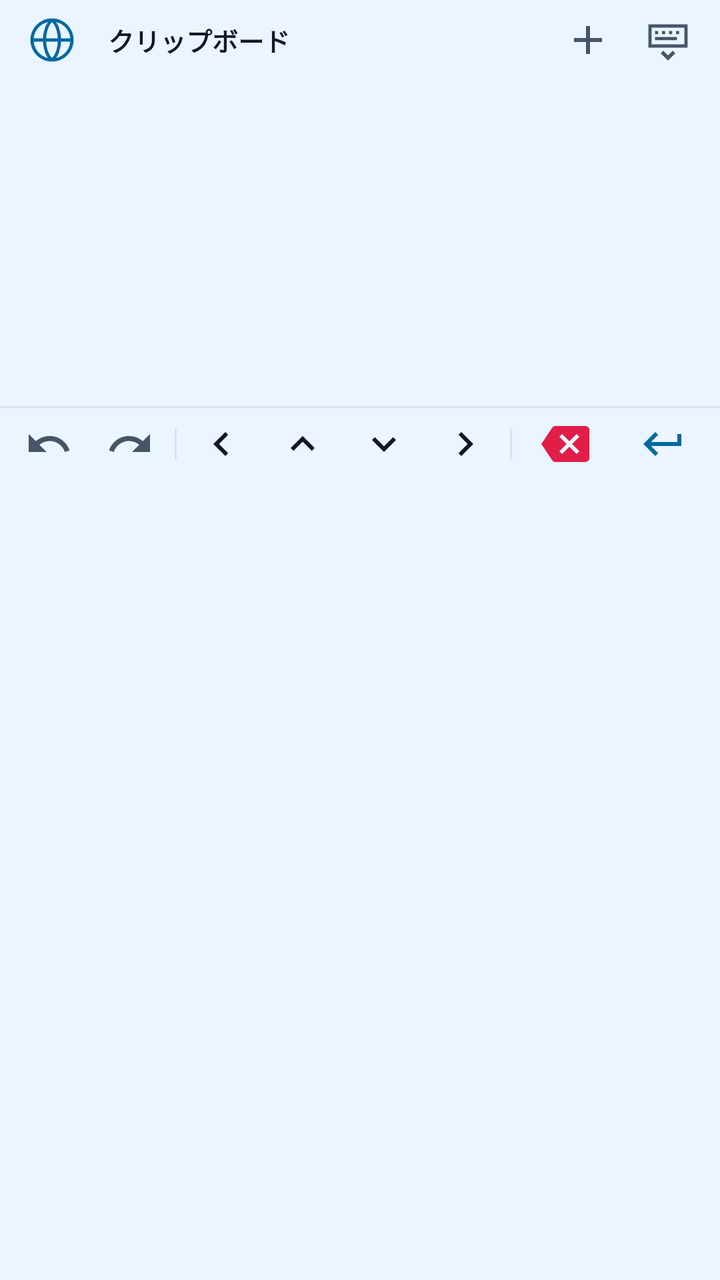
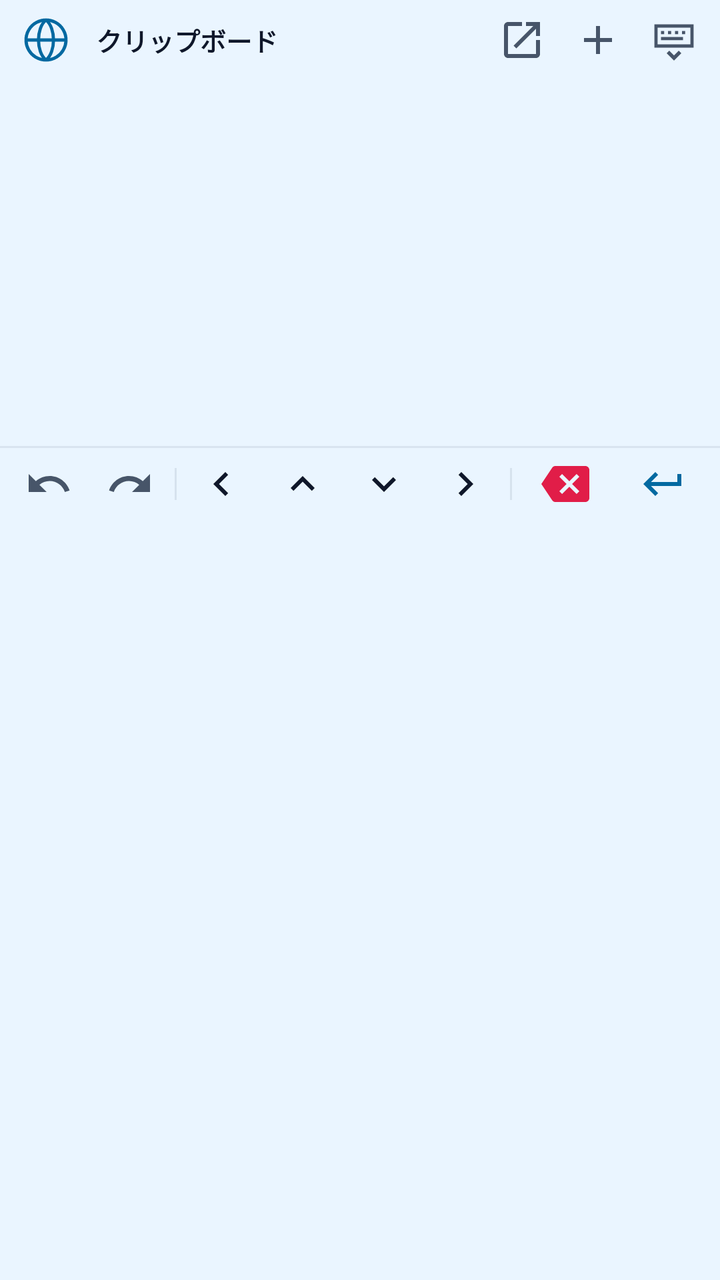

Two renders of the same Android screen: before a commit and after it. Below are the layout's source before the change and the commit's diff.
<!-- AndroidManifest.xml: application theme Theme.ClipKeyboard -->
<!-- res/layout/ime_keyboard_view.xml -->
<?xml version="1.0" encoding="utf-8"?>
<FrameLayout xmlns:android="http://schemas.android.com/apk/res/android"
    android:id="@+id/ime_root"
    android:layout_width="match_parent"
    android:layout_height="240dp">

    <LinearLayout
        android:id="@+id/ime_content_container"
        android:layout_width="match_parent"
        android:layout_height="240dp"
        android:orientation="vertical">

        
        <LinearLayout
            android:id="@+id/ime_header"
            android:layout_width="match_parent"
            android:layout_height="40dp"
            android:gravity="center_vertical"
            android:paddingHorizontal="6dp">

            <ImageButton
                android:id="@+id/btn_switch_ime"
                android:layout_width="40dp"
                android:layout_height="40dp"
                android:background="?attr/selectableItemBackgroundBorderless"
                android:contentDescription="前のキーボードに戻る"
                android:padding="9dp"
                android:src="@drawable/ic_language_24"
                android:tint="#0369A1" />

            <TextView
                android:id="@+id/text_ime_title"
                android:layout_width="0dp"
                android:layout_height="wrap_content"
                android:layout_weight="1"
                android:paddingHorizontal="8dp"
                android:text="クリップボード"
                android:textColor="#0F172A"
                android:textSize="13sp"
                android:textStyle="bold" />

            <TextView
                android:id="@+id/text_count"
                android:layout_width="wrap_content"
                android:layout_height="wrap_content"
                android:layout_marginEnd="6dp"
                android:textColor="#64748B"
                android:textSize="11sp" />

            <ImageButton
                android:id="@+id/btn_quick_add"
                android:layout_width="40dp"
                android:layout_height="40dp"
                android:background="?attr/selectableItemBackgroundBorderless"
                android:contentDescription="定型文を作成"
                android:padding="9dp"
                android:src="@drawable/ic_add_24"
                android:tint="#475569" />

            <ImageButton
                android:id="@+id/btn_close_keyboard"
                android:layout_width="40dp"
                android:layout_height="40dp"
                android:background="?attr/selectableItemBackgroundBorderless"
                android:contentDescription="キーボードを閉じる"
                android:padding="9dp"
                android:src="@drawable/ic_keyboard_hide_24"
                android:tint="#475569" />
        </LinearLayout>

        <View
            android:id="@+id/header_shadow"
            android:layout_width="match_parent"
            android:layout_height="2dp" />

        
        <androidx.recyclerview.widget.RecyclerView
            android:id="@+id/recycler_clips"
            android:layout_width="match_parent"
            android:layout_height="0dp"
            android:layout_weight="1"
            android:clipToPadding="false"
            android:overScrollMode="never"
            android:paddingVertical="2dp" />

        <TextView
            android:id="@+id/text_empty"
            android:layout_width="match_parent"
            android:layout_height="0dp"
            android:layout_weight="1"
            android:gravity="center"
            android:padding="16dp"
            android:text="コピーしたテキストや画像がここに並びます。\n右上の「＋」から定型文も追加できます。"
            android:textColor="#64748B"
            android:textSize="12sp"
            android:visibility="gone" />

        <View
            android:id="@+id/footer_shadow"
            android:layout_width="match_parent"
            android:layout_height="1dp"
            android:background="#2064748B" />

        
        <LinearLayout
            android:id="@+id/ime_edit_bar"
            android:layout_width="match_parent"
            android:layout_height="36dp"
            android:gravity="center_vertical"
            android:orientation="horizontal"
            android:paddingHorizontal="4dp">

            <ImageButton
                android:id="@+id/btn_undo"
                android:layout_width="0dp"
                android:layout_height="36dp"
                android:layout_weight="1"
                android:background="?attr/selectableItemBackgroundBorderless"
                android:contentDescription="元に戻す"
                android:padding="7dp"
                android:src="@drawable/ic_undo_24"
                android:tint="#475569" />

            <ImageButton
                android:id="@+id/btn_redo"
                android:layout_width="0dp"
                android:layout_height="36dp"
                android:layout_weight="1"
                android:background="?attr/selectableItemBackgroundBorderless"
                android:contentDescription="やり直す"
                android:padding="7dp"
                android:src="@drawable/ic_redo_24"
                android:tint="#475569" />

            <View
                android:layout_width="1dp"
                android:layout_height="16dp"
                android:layout_marginHorizontal="2dp"
                android:background="#2664748B" />

            <ImageButton
                android:id="@+id/btn_dpad_left"
                android:layout_width="0dp"
                android:layout_height="36dp"
                android:layout_weight="1"
                android:background="?attr/selectableItemBackgroundBorderless"
                android:contentDescription="左へ移動"
                android:padding="6dp"
                android:src="@drawable/ic_arrow_left_24"
                android:tint="#0F172A" />

            <ImageButton
                android:id="@+id/btn_dpad_up"
                android:layout_width="0dp"
                android:layout_height="36dp"
                android:layout_weight="1"
                android:background="?attr/selectableItemBackgroundBorderless"
                android:contentDescription="上へ移動"
                android:padding="6dp"
                android:src="@drawable/ic_arrow_up_24"
                android:tint="#0F172A" />

            <ImageButton
                android:id="@+id/btn_dpad_down"
                android:layout_width="0dp"
                android:layout_height="36dp"
                android:layout_weight="1"
                android:background="?attr/selectableItemBackgroundBorderless"
                android:contentDescription="下へ移動"
                android:padding="6dp"
                android:src="@drawable/ic_arrow_down_24"
                android:tint="#0F172A" />

            <ImageButton
                android:id="@+id/btn_dpad_right"
                android:layout_width="0dp"
                android:layout_height="36dp"
                android:layout_weight="1"
                android:background="?attr/selectableItemBackgroundBorderless"
                android:contentDescription="右へ移動"
                android:padding="6dp"
                android:src="@drawable/ic_arrow_right_24"
                android:tint="#0F172A" />

            <View
                android:layout_width="1dp"
                android:layout_height="16dp"
                android:layout_marginHorizontal="2dp"
                android:background="#2664748B" />

            <ImageButton
                android:id="@+id/btn_backspace"
                android:layout_width="0dp"
                android:layout_height="36dp"
                android:layout_weight="1.2"
                android:background="?attr/selectableItemBackgroundBorderless"
                android:contentDescription="1文字削除"
                android:padding="7dp"
                android:src="@drawable/ic_backspace_24"
                android:tint="#E11D48" />

            <ImageButton
                android:id="@+id/btn_enter"
                android:layout_width="0dp"
                android:layout_height="36dp"
                android:layout_weight="1.2"
                android:background="?attr/selectableItemBackgroundBorderless"
                android:contentDescription="改行"
                android:padding="7dp"
                android:src="@drawable/ic_keyboard_return_24"
                android:tint="#0369A1" />
        </LinearLayout>
    </LinearLayout>

    
    <LinearLayout
        android:id="@+id/overlay_quick_actions"
        android:layout_width="match_parent"
        android:layout_height="match_parent"
        android:background="#99000000"
        android:clickable="true"
        android:focusable="true"
        android:gravity="bottom"
        android:orientation="vertical"
        android:padding="10dp"
        android:visibility="gone">

        <LinearLayout
            android:id="@+id/overlay_card"
            android:layout_width="match_parent"
            android:layout_height="wrap_content"
            android:background="@drawable/bg_control_dock"
            android:orientation="vertical"
            android:padding="8dp">

            <TextView
                android:id="@+id/overlay_preview_text"
                android:layout_width="match_parent"
                android:layout_height="wrap_content"
                android:ellipsize="end"
                android:maxLines="1"
                android:padding="8dp"
                android:textColor="#0F172A"
                android:textSize="12sp" />

            <View
                android:layout_width="match_parent"
                android:layout_height="1dp"
                android:background="#2064748B" />

            <LinearLayout
                android:id="@+id/action_toggle_pin"
                android:layout_width="match_parent"
                android:layout_height="42dp"
                android:background="?attr/selectableItemBackground"
                android:gravity="center_vertical"
                android:paddingHorizontal="10dp">
                <ImageView
                    android:id="@+id/action_pin_icon"
                    android:layout_width="18dp"
                    android:layout_height="18dp"
                    android:src="@drawable/ic_push_pin_16"
                    android:tint="#0369A1" />
                <TextView
                    android:id="@+id/action_pin_label"
                    android:layout_width="wrap_content"
                    android:layout_height="wrap_content"
                    android:layout_marginStart="12dp"
                    android:text="ピン留めする"
                    android:textColor="#0F172A"
                    android:textSize="13sp" />
            </LinearLayout>

            <LinearLayout
                android:id="@+id/action_edit"
                android:layout_width="match_parent"
                android:layout_height="42dp"
                android:background="?attr/selectableItemBackground"
                android:gravity="center_vertical"
                android:paddingHorizontal="10dp">
                <ImageView
                    android:id="@+id/action_edit_icon"
                    android:layout_width="18dp"
                    android:layout_height="18dp"
                    android:src="@drawable/ic_edit_24"
                    android:tint="#475569" />
                <TextView
                    android:layout_width="wrap_content"
                    android:layout_height="wrap_content"
                    android:layout_marginStart="12dp"
                    android:text="編集する"
                    android:textColor="#0F172A"
                    android:textSize="13sp" />
            </LinearLayout>

            <LinearLayout
                android:id="@+id/action_delete"
                android:layout_width="match_parent"
                android:layout_height="42dp"
                android:background="?attr/selectableItemBackground"
                android:gravity="center_vertical"
                android:paddingHorizontal="10dp">
                <ImageView
                    android:id="@+id/action_delete_icon"
                    android:layout_width="18dp"
                    android:layout_height="18dp"
                    android:src="@drawable/ic_delete_24"
                    android:tint="#E11D48" />
                <TextView
                    android:id="@+id/action_delete_label"
                    android:layout_width="wrap_content"
                    android:layout_height="wrap_content"
                    android:layout_marginStart="12dp"
                    android:text="削除する"
                    android:textColor="#E11D48"
                    android:textSize="13sp" />
            </LinearLayout>
        </LinearLayout>
    </LinearLayout>
</FrameLayout>
<!-- resources referenced by this layout -->
<resources>
  <!-- drawable bg_control_dock (drawable) -->
  <?xml version="1.0" encoding="utf-8"?>
  <shape xmlns:android="http://schemas.android.com/apk/res/android"
      android:shape="rectangle">
      <solid android:color="#A6FFFFFF" />
      <corners android:radius="10dp" />
      <stroke
          android:width="1dp"
          android:color="#3364748B" />
  </shape>
  <!-- drawable ic_add_24 (drawable) -->
  <?xml version="1.0" encoding="utf-8"?>
  <vector xmlns:android="http://schemas.android.com/apk/res/android"
      android:width="24dp" android:height="24dp"
      android:viewportWidth="24" android:viewportHeight="24">
      <path
          android:fillColor="#FF000000"
          android:pathData="M11,5 L13,5 L13,11 L19,11 L19,13 L13,13 L13,19 L11,19 L11,13 L5,13 L5,11 L11,11 Z" />
  </vector>
  <!-- drawable ic_arrow_down_24 (drawable) -->
  <?xml version="1.0" encoding="utf-8"?>
  <vector xmlns:android="http://schemas.android.com/apk/res/android"
      android:width="24dp" android:height="24dp"
      android:viewportWidth="24" android:viewportHeight="24">
      <path android:fillColor="#FF000000"
          android:pathData="M7.41,8.59L12,13.17l4.59,-4.58L18,10l-6,6 -6,-6z"/>
  </vector>
  <!-- drawable ic_arrow_left_24 (drawable) -->
  <?xml version="1.0" encoding="utf-8"?>
  <vector xmlns:android="http://schemas.android.com/apk/res/android"
      android:width="24dp" android:height="24dp"
      android:viewportWidth="24" android:viewportHeight="24">
      <path android:fillColor="#FF000000"
          android:pathData="M15.41,7.41L14,6l-6,6 6,6 1.41,-1.41L10.83,12z"/>
  </vector>
  <!-- drawable ic_arrow_right_24 (drawable) -->
  <?xml version="1.0" encoding="utf-8"?>
  <vector xmlns:android="http://schemas.android.com/apk/res/android"
      android:width="24dp" android:height="24dp"
      android:viewportWidth="24" android:viewportHeight="24">
      <path android:fillColor="#FF000000"
          android:pathData="M10,6L8.59,7.41 13.17,12l-4.58,4.59L10,18l6,-6z"/>
  </vector>
  <!-- drawable ic_arrow_up_24 (drawable) -->
  <?xml version="1.0" encoding="utf-8"?>
  <vector xmlns:android="http://schemas.android.com/apk/res/android"
      android:width="24dp" android:height="24dp"
      android:viewportWidth="24" android:viewportHeight="24">
      <path android:fillColor="#FF000000"
          android:pathData="M7.41,15.41L12,10.83l4.59,4.58L18,14l-6,-6 -6,6z"/>
  </vector>
  <!-- drawable ic_keyboard_return_24 (drawable) -->
  <?xml version="1.0" encoding="utf-8"?>
  <vector xmlns:android="http://schemas.android.com/apk/res/android"
      android:width="24dp" android:height="24dp"
      android:viewportWidth="24" android:viewportHeight="24">
      <path android:fillColor="#FF000000"
          android:pathData="M19,7v4H5.83l3.58,-3.59L8,6l-6,6 6,6 1.41,-1.41L5.83,13H21V7h-2z"/>
  </vector>
  <!-- drawable ic_push_pin_16 (drawable) -->
  <?xml version="1.0" encoding="utf-8"?>
  <vector xmlns:android="http://schemas.android.com/apk/res/android"
      android:width="16dp" android:height="16dp"
      android:viewportWidth="24" android:viewportHeight="24">
      <path
          android:fillColor="#FF000000"
          android:pathData="M14,2 L14,4 L15,4 L15,10 L18,13 L13,13 L13,21 L11,21 L11,13 L6,13 L9,10 L9,4 L10,4 L10,2 Z" />
  </vector>
  <!-- unchanged entries left out for length: 8 -->
</resources>

<!-- the commit's change to res/layout/ime_keyboard_view.xml (unified diff, before → after) -->
@@ -2,12 +2,12 @@
 <FrameLayout xmlns:android="http://schemas.android.com/apk/res/android"
     android:id="@+id/ime_root"
     android:layout_width="match_parent"
-    android:layout_height="240dp">
+    android:layout_height="wrap_content">
 
     <LinearLayout
         android:id="@+id/ime_content_container"
         android:layout_width="match_parent"
-        android:layout_height="240dp"
+        android:layout_height="260dp"
         android:orientation="vertical">
 
         
@@ -16,15 +16,15 @@
             android:layout_width="match_parent"
             android:layout_height="40dp"
             android:gravity="center_vertical"
-            android:paddingHorizontal="6dp">
+            android:paddingHorizontal="4dp">
 
             <ImageButton
                 android:id="@+id/btn_switch_ime"
-                android:layout_width="40dp"
-                android:layout_height="40dp"
+                android:layout_width="38dp"
+                android:layout_height="38dp"
                 android:background="?attr/selectableItemBackgroundBorderless"
                 android:contentDescription="前のキーボードに戻る"
-                android:padding="9dp"
+                android:padding="8dp"
                 android:src="@drawable/ic_language_24"
                 android:tint="#0369A1" />
 
@@ -33,7 +33,7 @@
                 android:layout_width="0dp"
                 android:layout_height="wrap_content"
                 android:layout_weight="1"
-                android:paddingHorizontal="8dp"
+                android:paddingHorizontal="6dp"
                 android:text="クリップボード"
                 android:textColor="#0F172A"
                 android:textSize="13sp"
@@ -43,27 +43,38 @@
                 android:id="@+id/text_count"
                 android:layout_width="wrap_content"
                 android:layout_height="wrap_content"
-                android:layout_marginEnd="6dp"
+                android:layout_marginEnd="4dp"
                 android:textColor="#64748B"
                 android:textSize="11sp" />
 
+            
+            <ImageButton
+                android:id="@+id/btn_toggle_floating"
+                android:layout_width="38dp"
+                android:layout_height="38dp"
+                android:background="?attr/selectableItemBackgroundBorderless"
+                android:contentDescription="フローティング切替"
+                android:padding="8dp"
+                android:src="@drawable/ic_floating_24"
+                android:tint="#475569" />
+
             <ImageButton
                 android:id="@+id/btn_quick_add"
-                android:layout_width="40dp"
-                android:layout_height="40dp"
+                android:layout_width="38dp"
+                android:layout_height="38dp"
                 android:background="?attr/selectableItemBackgroundBorderless"
                 android:contentDescription="定型文を作成"
-                android:padding="9dp"
+                android:padding="8dp"
                 android:src="@drawable/ic_add_24"
                 android:tint="#475569" />
 
             <ImageButton
                 android:id="@+id/btn_close_keyboard"
-                android:layout_width="40dp"
-                android:layout_height="40dp"
+                android:layout_width="38dp"
+                android:layout_height="38dp"
                 android:background="?attr/selectableItemBackgroundBorderless"
                 android:contentDescription="キーボードを閉じる"
-                android:padding="9dp"
+                android:padding="8dp"
                 android:src="@drawable/ic_keyboard_hide_24"
                 android:tint="#475569" />
         </LinearLayout>
@@ -73,7 +84,6 @@
             android:layout_width="match_parent"
             android:layout_height="2dp" />
 
-        
         <androidx.recyclerview.widget.RecyclerView
             android:id="@+id/recycler_clips"
             android:layout_width="match_parent"
@@ -217,7 +227,7 @@
         android:id="@+id/overlay_quick_actions"
         android:layout_width="match_parent"
         android:layout_height="match_parent"
-        android:background="#99000000"
+        android:background="#800F172A"
         android:clickable="true"
         android:focusable="true"
         android:gravity="bottom"
@@ -229,7 +239,7 @@
             android:id="@+id/overlay_card"
             android:layout_width="match_parent"
             android:layout_height="wrap_content"
-            android:background="@drawable/bg_control_dock"
+            android:background="@drawable/bg_overlay_card"
             android:orientation="vertical"
             android:padding="8dp">
 
@@ -241,7 +251,8 @@
                 android:maxLines="1"
                 android:padding="8dp"
                 android:textColor="#0F172A"
-                android:textSize="12sp" />
+                android:textSize="13sp"
+                android:textStyle="bold" />
 
             <View
                 android:layout_width="match_parent"
<!-- resource entries referenced after the edit -->
@@ -1,14 +1,14 @@
 <!-- resources referenced by this layout -->
 <resources>
-  <!-- drawable bg_control_dock (drawable) -->
+  <!-- drawable bg_overlay_card (drawable) -->
   <?xml version="1.0" encoding="utf-8"?>
   <shape xmlns:android="http://schemas.android.com/apk/res/android"
       android:shape="rectangle">
-      <solid android:color="#A6FFFFFF" />
-      <corners android:radius="10dp" />
+      <solid android:color="#F8FAFC" />
+      <corners android:radius="12dp" />
       <stroke
           android:width="1dp"
-          android:color="#3364748B" />
+          android:color="#4064748B" />
   </shape>
   <!-- drawable ic_add_24 (drawable) -->
   <?xml version="1.0" encoding="utf-8"?>
@@ -51,6 +51,14 @@
       <path android:fillColor="#FF000000"
           android:pathData="M7.41,15.41L12,10.83l4.59,4.58L18,14l-6,-6 -6,6z"/>
   </vector>
+  <!-- drawable ic_floating_24 (drawable) -->
+  <?xml version="1.0" encoding="utf-8"?>
+  <vector xmlns:android="http://schemas.android.com/apk/res/android"
+      android:width="24dp" android:height="24dp"
+      android:viewportWidth="24" android:viewportHeight="24">
+      <path android:fillColor="#FF000000"
+          android:pathData="M19,19H5V5h7V3H5C3.89,3 3,3.9 3,5v14c0,1.1 0.89,2 2,2h14c1.1,0 2,-0.9 2,-2v-7h-2V19z M14,3v2h3.59l-9.83,9.83 1.41,1.41L19,6.41V10h2V3H14z"/>
+  </vector>
   <!-- drawable ic_keyboard_return_24 (drawable) -->
   <?xml version="1.0" encoding="utf-8"?>
   <vector xmlns:android="http://schemas.android.com/apk/res/android"
